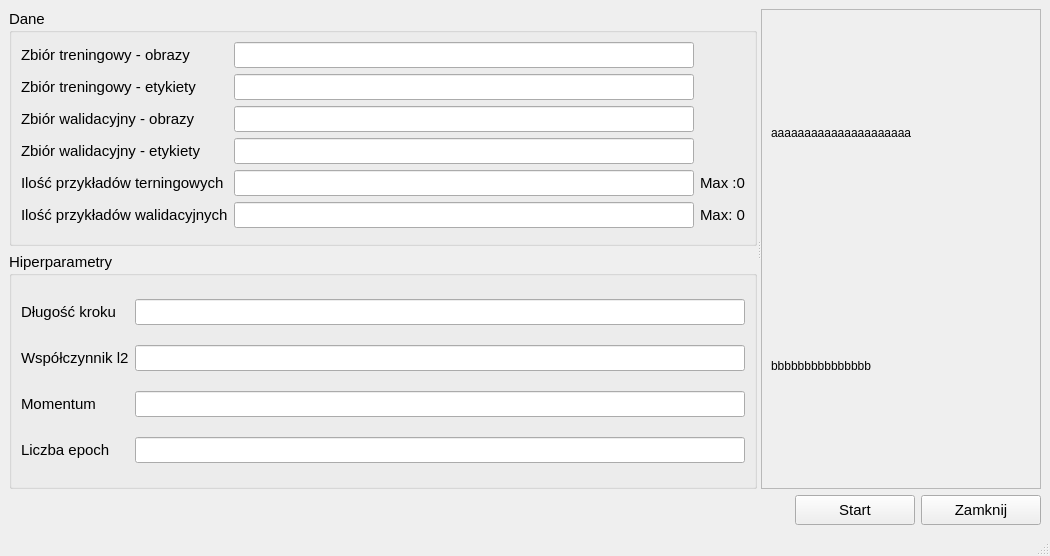
Above: form.ui from rafallewanczyk/PAIN_QT1 before the change. Below: the same form after it.
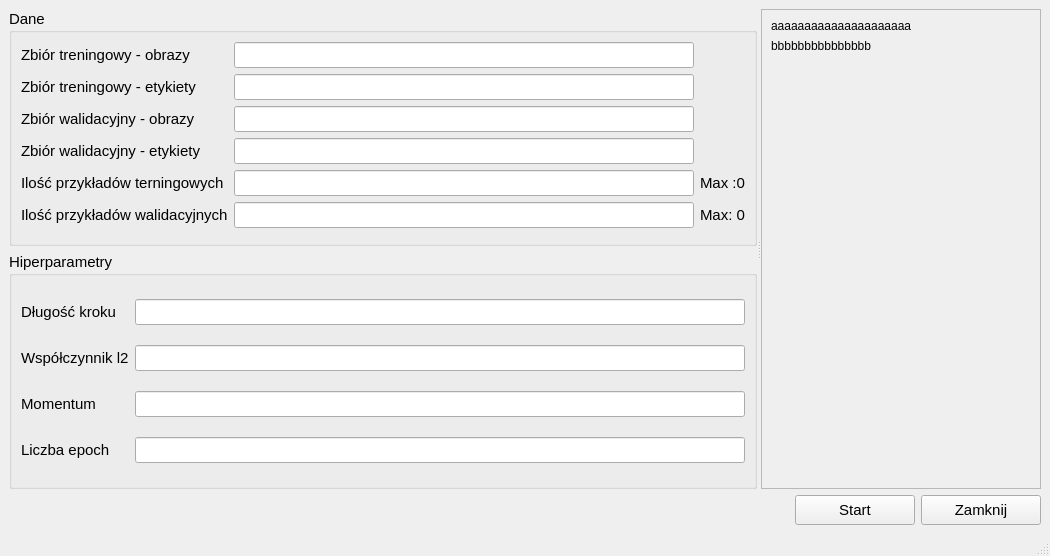
That is the form after the change.

```diff
--- a/form.ui
+++ b/form.ui
@@ -239,7 +239,7 @@
           <x>0</x>
           <y>0</y>
           <width>144</width>
-          <height>353</height>
+          <height>370</height>
          </rect>
         </property>
         <layout class="QVBoxLayout" name="verticalLayout_3">
@@ -257,6 +257,19 @@
            </property>
           </widget>
          </item>
+         <item>
+          <spacer name="verticalSpacer">
+           <property name="orientation">
+            <enum>Qt::Vertical</enum>
+           </property>
+           <property name="sizeHint" stdset="0">
+            <size>
+             <width>20</width>
+             <height>40</height>
+            </size>
+           </property>
+          </spacer>
+         </item>
         </layout>
        </widget>
       </widget>
```
